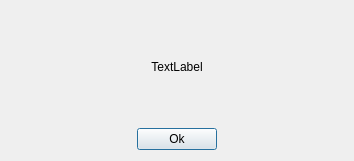
Qt form BOTT/message.ui (EugeneYarem/BOTT) before a commit.
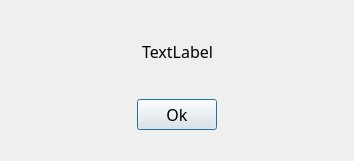
The same form after that commit. Icons and pictures are not drawn.

The edit to the form file:
```diff
--- a/BOTT/message.ui
+++ b/BOTT/message.ui
@@ -23,11 +23,27 @@
    </size>
   </property>
   <property name="windowTitle">
-   <string/>
+   <string>Уведомление</string>
+  </property>
+  <property name="styleSheet">
+   <string notr="true">background-image: url(:/images/images/dialogBG.jpg);</string>
   </property>
   <layout class="QGridLayout" name="gridLayout">
    <item row="0" column="0">
     <layout class="QVBoxLayout" name="verticalLayout">
+     <item>
+      <spacer name="verticalSpacer_3">
+       <property name="orientation">
+        <enum>Qt::Vertical</enum>
+       </property>
+       <property name="sizeHint" stdset="0">
+        <size>
+         <width>20</width>
+         <height>40</height>
+        </size>
+       </property>
+      </spacer>
+     </item>
      <item>
       <layout class="QHBoxLayout" name="horizontalLayout">
        <item>
@@ -45,6 +61,12 @@
        </item>
        <item>
         <widget class="QLabel" name="label">
+         <property name="font">
+          <font>
+           <family>Century Gothic</family>
+           <pointsize>12</pointsize>
+          </font>
+         </property>
          <property name="text">
           <string>TextLabel</string>
          </property>
@@ -68,6 +90,19 @@
        </item>
       </layout>
      </item>
+     <item>
+      <spacer name="verticalSpacer">
+       <property name="orientation">
+        <enum>Qt::Vertical</enum>
+       </property>
+       <property name="sizeHint" stdset="0">
+        <size>
+         <width>20</width>
+         <height>40</height>
+        </size>
+       </property>
+      </spacer>
+     </item>
      <item>
       <layout class="QHBoxLayout" name="horizontalLayout_2">
        <item>
@@ -85,6 +120,18 @@
        </item>
        <item>
         <widget class="QPushButton" name="pushButton">
+         <property name="minimumSize">
+          <size>
+           <width>80</width>
+           <height>0</height>
+          </size>
+         </property>
+         <property name="font">
+          <font>
+           <family>Century Gothic</family>
+           <pointsize>12</pointsize>
+          </font>
+         </property>
          <property name="text">
           <string>Ok</string>
          </property>
@@ -107,6 +154,19 @@
      </item>
     </layout>
    </item>
+   <item row="1" column="0">
+    <spacer name="verticalSpacer_2">
+     <property name="orientation">
+      <enum>Qt::Vertical</enum>
+     </property>
+     <property name="sizeHint" stdset="0">
+      <size>
+       <width>20</width>
+       <height>40</height>
+      </size>
+     </property>
+    </spacer>
+   </item>
   </layout>
  </widget>
  <resources/>
```
